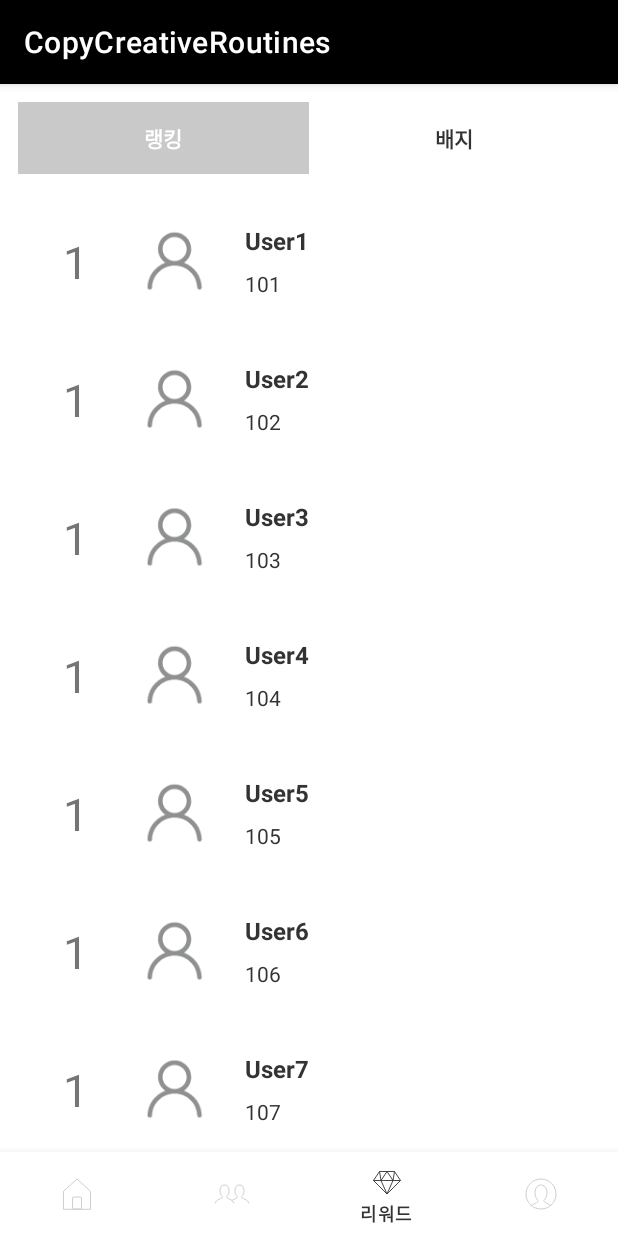
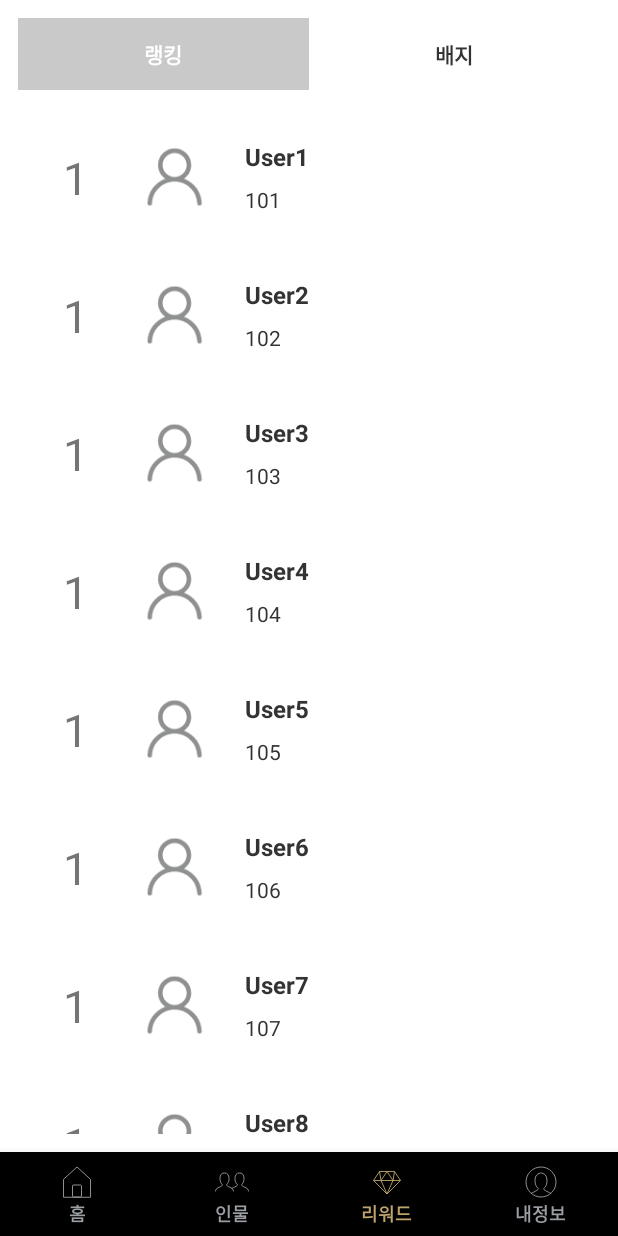
Before and after one commit to sohyun215/CopyCreativeRoutines, an Android app: the screen it shows after launch (HomeActivity), item 3 of the bottom bar chosen, on a phone screen of 412 x 824 dp. Run offline under Robolectric (Android 15) with nearby library versions, the phone set to English and light mode, and no system bars; our stand-ins replace data binding; libraries missing offline, so code that uses them is left out: com.prolificinteractive.materialcalendarview; 4 statements that could not run were skipped.

Commit message:
calendarview 추가

```diff
--- a/app/build.gradle
+++ b/app/build.gradle
@@ -42,6 +42,7 @@ dependencies {
     implementation 'com.google.android.material:material:1.4.0'
     implementation 'androidx.constraintlayout:constraintlayout:2.1.1'
     implementation 'androidx.legacy:legacy-support-v4:1.0.0'
+    implementation 'com.github.prolificinteractive:material-calendarview:2.0.1'
     testImplementation 'junit:junit:4.+'
     androidTestImplementation 'androidx.test.ext:junit:1.1.3'
     androidTestImplementation 'androidx.test.espresso:espresso-core:3.4.0'
--- a/app/src/main/java/com/android/copycreativeroutines/HomeActivity.kt
+++ b/app/src/main/java/com/android/copycreativeroutines/HomeActivity.kt
@@ -29,6 +29,7 @@ class HomeActivity : AppCompatActivity() {
     }
 
     private fun initBottomNavigation() {
+        transFragment(FIRST_FRAGMENT)
         binding.bnvHome.setOnItemSelectedListener {
             when(it.itemId){
                 R.id.menu_home -> {
--- /dev/null
+++ b/app/src/main/java/com/android/copycreativeroutines/home_activity/Schedule.kt
@@ -0,0 +1,12 @@
+package com.android.copycreativeroutines.home_activity
+
+import java.io.Serializable
+
+data class Schedule(
+    val gName:String,  //위인이름
+    val title:String,
+    val time:String,
+   // 나중에 날짜 추가 val date:String
+):Serializable
+{
+}
--- a/app/src/main/java/com/android/copycreativeroutines/home_activity/home_fragment/HomeFragment.kt
+++ b/app/src/main/java/com/android/copycreativeroutines/home_activity/home_fragment/HomeFragment.kt
@@ -5,19 +5,48 @@ import androidx.fragment.app.Fragment
 import android.view.LayoutInflater
 import android.view.View
 import android.view.ViewGroup
+import androidx.recyclerview.widget.LinearLayoutManager
+import androidx.recyclerview.widget.RecyclerView
 import com.android.copycreativeroutines.R
 import com.android.copycreativeroutines.databinding.FragmentHomeBinding
 import com.android.copycreativeroutines.databinding.FragmentProfileBinding
+import com.android.copycreativeroutines.home_activity.Schedule
+import com.prolificinteractive.materialcalendarview.CalendarDay
+import com.prolificinteractive.materialcalendarview.CalendarMode
 
 class HomeFragment : Fragment() {
 
     private lateinit var binding : FragmentHomeBinding
+    private lateinit var scheduleAdapter: ScheduleAdapter
 
     override fun onCreateView(
         inflater: LayoutInflater, container: ViewGroup?,
         savedInstanceState: Bundle?,
     ): View? {
         binding = FragmentHomeBinding.inflate(inflater, container, false)
+        init()
         return binding.root
     }
+
+    fun init(){
+        val calendarView=binding.calendarView
+        val today=CalendarDay.today()
+        calendarView.setSelectedDate(today)
+
+        if(calendarView.currentDate.equals(today))
+            calendarView.setDateTextAppearance(R.style.calender_todayTextStyle)
+
+
+        val test= ArrayList<Schedule>()
+        test.add(Schedule("찰스다윈","기상","AM 9:30"))
+        test.add(Schedule("찰스다윈","가벼운 아침 산책","AM 10:00 - AM 11:30"))
+        test.add(Schedule("찰스다윈","점심 식사","PM 12:00"))
+
+        scheduleAdapter=ScheduleAdapter(test)
+        binding.rvSchedule.layoutManager=LinearLayoutManager(context,LinearLayoutManager.VERTICAL,false);
+        binding.rvSchedule.adapter=scheduleAdapter
+
+    }
+
+
 }
--- /dev/null
+++ b/app/src/main/java/com/android/copycreativeroutines/home_activity/home_fragment/ScheduleAdapter.kt
@@ -0,0 +1,36 @@
+package com.android.copycreativeroutines.home_activity.home_fragment
+
+import android.view.LayoutInflater
+import android.view.ViewGroup
+import androidx.recyclerview.widget.RecyclerView
+import com.android.copycreativeroutines.databinding.ItemScheduleListBinding
+import com.android.copycreativeroutines.home_activity.Schedule
+
+class ScheduleAdapter(val schedule:ArrayList<Schedule>)
+    : RecyclerView.Adapter<ScheduleAdapter.ViewHolder>(){
+    inner class ViewHolder(val binding:ItemScheduleListBinding):RecyclerView.ViewHolder(binding.root){
+        val titleView=binding.scheduleTitle
+        val timeView=binding.scheduleTime
+        init{
+
+            itemView.setOnClickListener {
+
+            }
+        }
+    }
+
+    override fun onCreateViewHolder(parent: ViewGroup, viewType: Int): ViewHolder {
+        val view=ItemScheduleListBinding.inflate(LayoutInflater.from(parent.context),parent,false)
+        return ViewHolder(view)
+    }
+
+    override fun onBindViewHolder(holder: ViewHolder, position: Int) {
+        val item=schedule[position]
+        holder.timeView.text=item.time
+        holder.titleView.text=item.title
+    }
+
+    override fun getItemCount(): Int =schedule.size
+
+
+}
--- a/app/src/main/res/color/selector_bottom_nav.xml
+++ b/app/src/main/res/color/selector_bottom_nav.xml
@@ -1,5 +1,5 @@
 <?xml version="1.0" encoding="utf-8"?>
 <selector xmlns:android="http://schemas.android.com/apk/res/android">
-    <item android:color="#333333" android:state_checked="true"/>
-    <item android:color="#C9C9C9" android:state_checked="false"/>
+    <item android:color="#BEA46A" android:state_checked="true"/>
+    <item android:color="#9B9FA3" android:state_checked="false"/>
 </selector>
--- a/app/src/main/res/layout/activity_home.xml
+++ b/app/src/main/res/layout/activity_home.xml
@@ -22,6 +22,10 @@
             app:itemRippleColor="#C9C9C9"
             app:itemIconTint="@color/selector_bottom_nav"
             app:itemTextColor="@color/selector_bottom_nav"
+            android:background="@color/black"
+            app:itemTextAppearanceActive="@style/BottomNavigation.ItemTextAppearance"
+            app:itemTextAppearanceInactive="@style/BottomNavigation.ItemTextAppearance"
+            app:labelVisibilityMode="labeled"
             app:layout_constraintBottom_toBottomOf="parent"
             app:layout_constraintStart_toStartOf="parent"
             app:layout_constraintEnd_toEndOf="parent"/>
--- a/app/src/main/res/menu/menu_bottom_nav.xml
+++ b/app/src/main/res/menu/menu_bottom_nav.xml
@@ -9,7 +9,7 @@
     <item
         android:id="@+id/menu_greats"
         android:icon="@drawable/ic_bottom_nav_greats"
-        android:title="위인"/>
+        android:title="인물"/>
 
     <item
         android:id="@+id/menu_reward"
--- a/app/src/main/res/values/colors.xml
+++ b/app/src/main/res/values/colors.xml
@@ -7,4 +7,5 @@
     <color name="teal_700">#FF018786</color>
     <color name="black">#FF000000</color>
     <color name="white">#FFFFFFFF</color>
+    <color name="today_text_color">#BEA46A</color>
 </resources>
--- a/app/src/main/res/values/themes.xml
+++ b/app/src/main/res/values/themes.xml
@@ -12,5 +12,18 @@
         <!-- Status bar color. -->
         <item name="android:statusBarColor" tools:targetApi="l">?attr/colorPrimaryVariant</item>
         <!-- Customize your theme here. -->
+        <item name="windowNoTitle">true</item>
+    </style>
+
+    <style name="calender_weekDayTextStyle" >
+        <item name="android:textStyle">bold</item>
+        <item name="android:textColor">@color/black</item>
+    </style>
+    <style name="calender_todayTextStyle">
+        <item name="android:textColor">@color/today_text_color</item>
+    </style>
+    <style name="BottomNavigation.ItemTextAppearance" parent="TextAppearance.AppCompat">
+        <item name="android:textStyle">bold</item>
+        <item name="android:textSize">12sp</item>
     </style>
 </resources>
--- a/build.gradle
+++ b/build.gradle
@@ -13,6 +13,7 @@ buildscript {
     }
 }
 
+
 task clean(type: Delete) {
     delete rootProject.buildDir
 }
--- a/settings.gradle
+++ b/settings.gradle
@@ -4,6 +4,7 @@ dependencyResolutionManagement {
         google()
         mavenCentral()
         jcenter() // Warning: this repository is going to shut down soon
+        maven { url 'https://jitpack.io' }
     }
 }
 rootProject.name = "CopyCreativeRoutines"
```
Also changed, not shown: app/src/main/res/drawable/list_circle.xml (added, +23 -0 lines), app/src/main/res/drawable/list_line.xml (added, +25 -0 lines), app/src/main/res/layout/fragment_home.xml (+30 -5 lines), app/src/main/res/layout/item_schedule_list.xml (added, +54 -0 lines).
